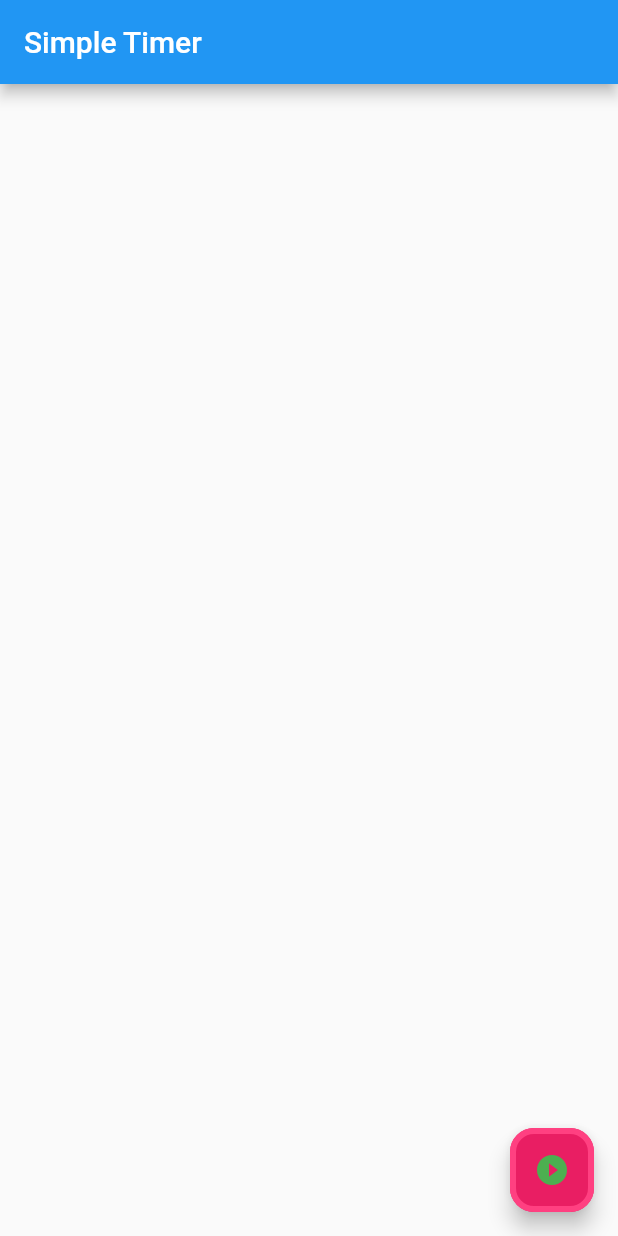
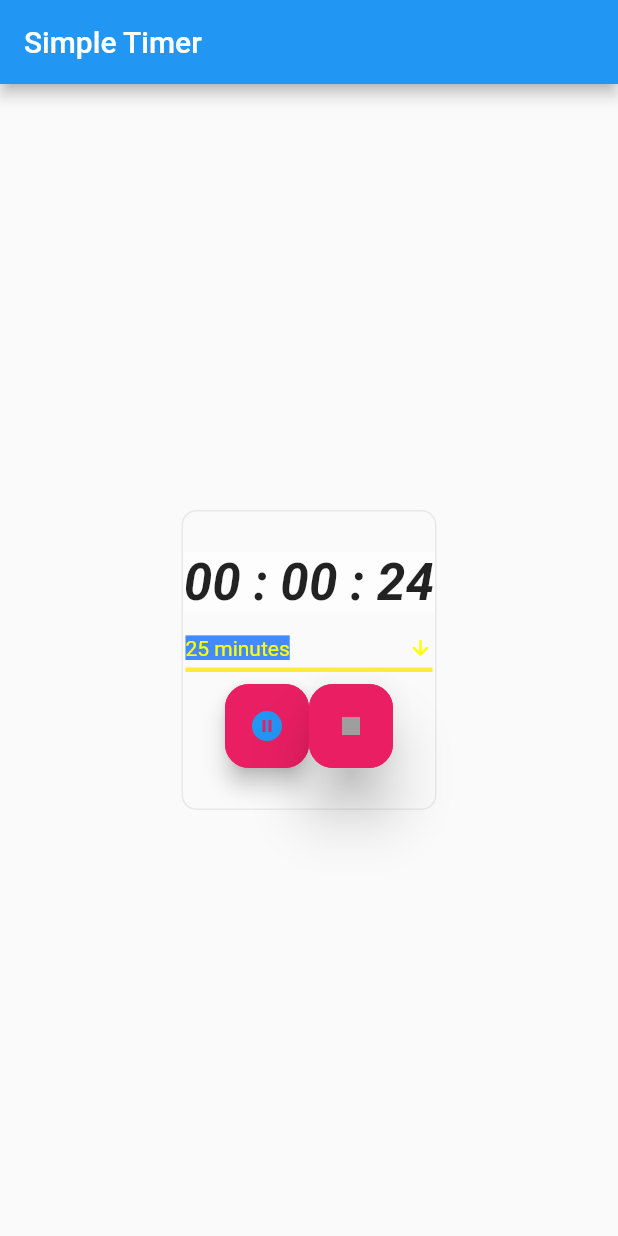
Before and after one commit to Sujatha-Nagarajan/flutter, a Flutter app: the screen it shows after launch, after a tap on the "play circle filled" icon, on a phone screen of 412 x 824 dp. Run offline on Flutter 3.47's test engine with Material 2 defaults, Android fonts, the phone set to English and light mode, and no system bars; drawn by our look-alikes of flutter_countdown_timer.

Commit message:
added stop button and drop down menu

```diff
--- a/vscodemyapp/lib/main.dart
+++ b/vscodemyapp/lib/main.dart
@@ -25,7 +25,9 @@ class MyApp extends StatelessWidget {
         // is not restarted.
         primarySwatch: Colors.blue,
       ),
-      home: MyHomePage(title: 'Simple Timer',),
+      home: MyHomePage(
+        title: 'Simple Timer',
+      ),
     );
   }
 }
@@ -52,19 +54,149 @@ class _MyHomePageState extends State<MyHomePage> {
   Icon playIcon = Icon(Icons.play_circle_filled, color: Colors.green);
   bool bTimerIsRunning = false;
   bool bResumeTimer = false;
-  int endTime  = DateTime.now().millisecondsSinceEpoch + 1000 * 90;
-  CountdownTimerController controller = CountdownTimerController(endTime: DateTime.now().millisecondsSinceEpoch + 1000 * 60);
-  var timerObject = CountdownTimer(controller: CountdownTimerController(endTime: DateTime.now().millisecondsSinceEpoch + 1000 * 60)
-            , endTime: DateTime.now().millisecondsSinceEpoch + 1000 * 90
-            , endWidget: Text("ended1"),
-            textStyle: TextStyle(backgroundColor: Colors.cyan.withOpacity(.5),
-              fontWeight: FontWeight.bold, fontStyle: FontStyle.italic,
-              fontSize: 40.0,
-              decoration: TextDecoration.underline,
-              decorationColor: Colors.red,
-              decorationStyle: TextDecorationStyle.dotted)
+  int endTime = DateTime.now().millisecondsSinceEpoch + 1000 * 90;
+  CountdownTimerController controller = CountdownTimerController(
+      endTime: DateTime.now().millisecondsSinceEpoch + 1000 * 60);
+  var timerObject = CountdownTimer(
+      controller: CountdownTimerController(
+          endTime: DateTime.now().millisecondsSinceEpoch + 1000 * 60),
+      endTime: DateTime.now().millisecondsSinceEpoch + 1000 * 90,
+      endWidget: Text("ended1"),
+      textStyle: TextStyle());
+  Text pausedTimerText = Text("");
+  TextStyle timerTextStyle = TextStyle(
+      backgroundColor: Colors.white.withOpacity(.5),
+      fontWeight: FontWeight.bold,
+      fontStyle: FontStyle.italic,
+      fontSize: 34.0,
+      // decoration: TextDecoration.underline,
+      // decorationColor: Colors.red,
+      decorationStyle: TextDecorationStyle.dotted);
+  var floatingActionButtonShape = RoundedRectangleBorder(
+      side: BorderSide(color: Colors.pink, width: 4.0),
+      borderRadius: BorderRadius.all(Radius.circular(16.0)));
+
+  //Drop down
+  String dropdownTimerOptionValue = "25 minutes";
+  bool bStartNewTimer = true;
+  bool bEnableDropDownTimerOptionList = true;
+
+  void _PauseTimer(){
+    playIcon = Icon(Icons.play_circle_filled);
+    bTimerIsRunning = false;
+    bResumeTimer = false;
+    pausedTimerText = Text("", style: timerTextStyle);
+  }
+
+  void PauseTimer() {
+    print("paused timer");
+    print("    " + controller.currentRemainingTime.toString());
+
+    // Pause the timer
+    _PauseTimer();
+
+    // formulate paused timer string because timer object does not display timer after getting disposed.
+    if (controller.currentRemainingTime != null) {
+      String secString = "00";
+      if (controller.currentRemainingTime!.sec != null) {
+        secString =
+            controller.currentRemainingTime!.sec!.toString().padLeft(2, '0');
+      }
+      String hourString = "00";
+      if (controller.currentRemainingTime!.hours != null) {
+        hourString =
+            controller.currentRemainingTime!.hours!.toString().padLeft(2, '0');
+      }
+      String minString = "00";
+      if (controller.currentRemainingTime!.min != null) {
+        minString =
+            controller.currentRemainingTime!.min!.toString().padLeft(2, '0');
+      }
+      pausedTimerText =
+          Text("$hourString : $minString : $secString", style: timerTextStyle);
+    }
+    print(("    timer text:") + pausedTimerText.toString());
+
+    // todo: find better way to pause timer instead of disposing and recreating object because it is better to reuse than to keep deleting and creating new objects
+    controller.disposeTimer();
+  }
+
+  void StartOrResumeTimer() {
+
+    ///Update play icon
+    playIcon = Icon(
+      Icons.pause_circle_filled,
+      color: Colors.blue,
     );
-  Text pausedTimerText = Text("");
+
+    ///Update whether timer is running or paused
+    bTimerIsRunning = true;
+    print("started timer");
+
+    ///Seconds in an hour
+    int hourSecond = 60 * 60;
+
+    ///Seconds in a minute
+    int minuteSecond = 60;
+
+    ///Set total remaining seconds to resume timer or to start a new timer
+    var totalRemainingSeconds =
+        DateTime.now().millisecondsSinceEpoch + 1000 * 90;
+
+    ///Set total remaining seconds to the remaining seconds if timer was paused
+    if (!bStartNewTimer && controller.currentRemainingTime != null) {
+      if (controller.currentRemainingTime!.sec != null) {
+        totalRemainingSeconds = controller.currentRemainingTime!.sec!;
+      }
+      if (controller.currentRemainingTime!.hours != null) {
+        totalRemainingSeconds +=
+            controller.currentRemainingTime!.hours! * hourSecond;
+      }
+      if (controller.currentRemainingTime!.min != null) {
+        totalRemainingSeconds +=
+            controller.currentRemainingTime!.min! * minuteSecond;
+      }
+      totalRemainingSeconds =
+          totalRemainingSeconds * 1000 + DateTime.now().millisecondsSinceEpoch;
+      print("    existing timer");
+    } else {
+      ///Set total remaining secodns to the option chosen from drop down menu to start a new timer
+      print("    new timer");
+      if (dropdownTimerOptionValue == "25 minutes") {
+        totalRemainingSeconds =
+            DateTime.now().millisecondsSinceEpoch + 1000 * 25;
+      } else if (dropdownTimerOptionValue == "1 hour") {
+        totalRemainingSeconds =
+            DateTime.now().millisecondsSinceEpoch + 1000 * 60;
+      } else if (dropdownTimerOptionValue == "1 hour 30 minutes") {
+        totalRemainingSeconds =
+            DateTime.now().millisecondsSinceEpoch + 1000 * 90;
+      }
+      bEnableDropDownTimerOptionList = false;
+    }
+
+    ///Create a new controller
+    controller = CountdownTimerController(endTime: totalRemainingSeconds);
+
+    ///Create a new timer object
+    timerObject = CountdownTimer(
+        controller: controller,
+        endWidget: Text("end widget. add animation here"),
+        textStyle: timerTextStyle);
+
+    ///Resume timer
+    bResumeTimer = true;
+
+    ///Timer started, hence next time this function is called, resume existing timer instead of starting new timer.
+    bStartNewTimer = false;
+  }
+
+  @protected
+  @mustCallSuper
+  void initState() {
+    ///Setup paused timer text so that the alignment does not change when starting new timer for first time
+    pausedTimerText = Text("", style: timerTextStyle);
+  }
 
   @override
   Widget build(BuildContext context) {
@@ -74,6 +206,7 @@ class _MyHomePageState extends State<MyHomePage> {
     // The Flutter framework has been optimized to make rerunning build methods
     // fast, so that you can just rebuild anything that needs updating rather
     // than having to individually change instances of widgets.
+
     return Scaffold(
       appBar: AppBar(
         // Here we take the value from the MyHomePage object that was created by
@@ -83,6 +216,14 @@ class _MyHomePageState extends State<MyHomePage> {
       body: Center(
         // Center is a layout widget. It takes a single child and positions it
         // in the middle of the parent.
+        child: Container(
+          height: 200,
+          width: 170,
+          alignment: Alignment.center,
+          decoration: BoxDecoration(
+            border: Border.all(color: Colors.grey.withOpacity(.2)),
+            borderRadius: BorderRadius.circular(10.0),
+          ),
           child: Column(
             // Column is also a layout widget. It takes a list of children and
             // arranges them vertically. By default, it sizes itself to fit its
@@ -100,103 +241,97 @@ class _MyHomePageState extends State<MyHomePage> {
             // horizontal).
             mainAxisAlignment: MainAxisAlignment.center,
             children: <Widget>[
-           bResumeTimer ? timerObject : pausedTimerText
-           ],
+              bResumeTimer ? timerObject : pausedTimerText, // Timer object or text to display when paused
+              IgnorePointer( // Drop down list to chose timer options from
+                ignoring: !bEnableDropDownTimerOptionList,
+                child: DropdownButton<String>(
+                  items: <String>['25 minutes', '1 hour', '1 hour 30 minutes']
+                      .map<DropdownMenuItem<String>>((String value) {
+                    return DropdownMenuItem<String>(
+                        value: value,
+                        child: Text(
+                          value,
+                          style: const TextStyle(
+                              color: Colors.yellowAccent,
+                              backgroundColor: Colors.blueAccent),
+                        ));
+                  }).toList(),
+                  autofocus: true,
+                  disabledHint:
+                      Text("Wait till the timer ends. Just.. Just.. Wait"),
+                  focusColor: Colors.blueAccent,
+                  dropdownColor: Colors.blueAccent,
+                  hint: Text("Chose your timer option"),
+                  value: dropdownTimerOptionValue,
+                  icon: const Icon(Icons.arrow_downward_rounded,
+                      color: Colors.yellowAccent),
+                  iconSize: 16,
+                  iconDisabledColor: Colors.black,
+                  iconEnabledColor: Colors.yellow,
+                  elevation: 16,
+                  style: const TextStyle(
+                      color: Colors.yellowAccent,
+                      backgroundColor: Colors.blueAccent),
+                  underline: Container(
+                    height: 3,
+                    color: Colors.yellow,
+                  ),
+                  onChanged: (String? newValue) {
+                    setState(() {
+                      dropdownTimerOptionValue = newValue!;
+                      bStartNewTimer = true;
+                    });
+                  },
                 ),
               ),
-      floatingActionButton: FloatingActionButton(
-        onPressed: ()=>setState((){
-          if(bTimerIsRunning){
-          playIcon = Icon(Icons.play_circle_filled);
-          bTimerIsRunning = false;
-          print("paused timer");
-          print(controller.currentRemainingTime);
-          bResumeTimer = false;
-          pausedTimerText = Text("what");
-          if(controller.currentRemainingTime != null)
-            {
-              String secString = "00";
-              if (controller.currentRemainingTime!.sec != null)
-              {
-                secString = controller.currentRemainingTime!.sec!.toString().padLeft(2, '0');
-              }
-              String hourString = "00";
-            if(controller.currentRemainingTime!.hours != null)
-            {
-                hourString = controller.currentRemainingTime!.hours!.toString().padLeft(2, '0');
-            }
-              String minString = "00";
-            if(controller.currentRemainingTime!.min != null)
-            {
-                minString = controller.currentRemainingTime!.min!.toString().padLeft(2, '0');
-            }
-            pausedTimerText = Text("$hourString : $minString : $secString", style: TextStyle(backgroundColor: Colors.cyan.withOpacity(.5),
-              fontWeight: FontWeight.bold, fontStyle: FontStyle.italic,
-              fontSize: 40.0,
-              decoration: TextDecoration.underline,
-              decorationColor: Colors.red,
-              decorationStyle: TextDecorationStyle.dotted)
-              );
-            }
-            print(pausedTimerText);
-
-          controller.disposeTimer();
-
-          }
-          else{
-            playIcon = Icon(Icons.pause_circle_filled, color: Colors.blue,);
-            bTimerIsRunning = true;
-            print("started timer");
-
-            ///Seconds in an hour
-            int hourSecond = 60 * 60;
-
-            ///Seconds in a minute
-            int minuteSecond = 60;
-
-            var totalRemainingSeconds = DateTime.now().millisecondsSinceEpoch + 1000 * 90;
-
-            if(controller.currentRemainingTime != null)
-            {
-            if (controller.currentRemainingTime!.sec != null)
-            {
-              totalRemainingSeconds = controller.currentRemainingTime!.sec!;
-            }
-            if(controller.currentRemainingTime!.hours != null)
-            {
-              totalRemainingSeconds += controller.currentRemainingTime!.hours! * hourSecond;
-            }
-            if(controller.currentRemainingTime!.min != null)
-            {
-              totalRemainingSeconds += controller.currentRemainingTime!.min! * minuteSecond;
-            }
-            totalRemainingSeconds = totalRemainingSeconds * 1000 + DateTime.now().millisecondsSinceEpoch;
-            }
-            print(totalRemainingSeconds);
-            controller = CountdownTimerController(endTime: totalRemainingSeconds);
-
-            timerObject = CountdownTimer(controller: controller
-            , endWidget: Text("ended2"),
-            textStyle: TextStyle(backgroundColor: Colors.cyan.withOpacity(.5),
-              fontWeight: FontWeight.bold, fontStyle: FontStyle.italic,
-              fontSize: 40.0,
-              decoration: TextDecoration.underline,
-              decorationColor: Colors.red,
-              decorationStyle: TextDecorationStyle.dotted)
-           );
-            print('\n');
-
-            bResumeTimer = true;
+              Row(
+                  // Play and Stop buttons in a single row
+                  mainAxisAlignment: MainAxisAlignment.center,
+                  children: <Widget>[
+                    // Play button
+                    FloatingActionButton(
+                      onPressed: () => setState(() {
+                        if (bTimerIsRunning) {
+                          PauseTimer();
+                        } else {
+                          StartOrResumeTimer();
                         }
                       }),
                       tooltip: bTimerIsRunning ? "Pause Timer" : "Start Timer",
                       foregroundColor: Colors.green,
                       backgroundColor: Colors.pink,
                       mini: false,
-        shape: RoundedRectangleBorder(side: BorderSide(color: Colors.pinkAccent, width: 4.0),
-          borderRadius: BorderRadius.all(Radius.circular(16.0))),
+                      shape: floatingActionButtonShape,
                       child: playIcon,
-      ), // This trailing comma makes auto-formatting nicer for build methods.
+                    ),
+                    // Stop button
+                    FloatingActionButton(
+                      heroTag: "stop_button",
+                      backgroundColor: Colors.pink,
+                      foregroundColor: Colors.grey,
+                      elevation: 16,
+                      focusColor: Colors.yellowAccent,
+                      child: const Icon(Icons.stop_sharp),
+                      focusElevation: 26,
+                      highlightElevation: 36,
+                      hoverElevation: 20,
+                      mini: false,
+                      shape: floatingActionButtonShape,
+                      tooltip:
+                          "Stop timer. Or would you rather finish what you started?",
+                      onPressed: () => setState(() {
+                        print("stopped timer");
+                        _PauseTimer();
+                        bStartNewTimer = true;
+                        bEnableDropDownTimerOptionList = true;
+                        controller.disposeTimer();
+                      }),
+                    ),// This trailing comma makes auto-formatting nicer for build methods.
+                  ])
+            ],
+          ),
+        ),
+      ),
     );
   }
 }
```
Lines whose indentation alone changed are shown as unchanged.
